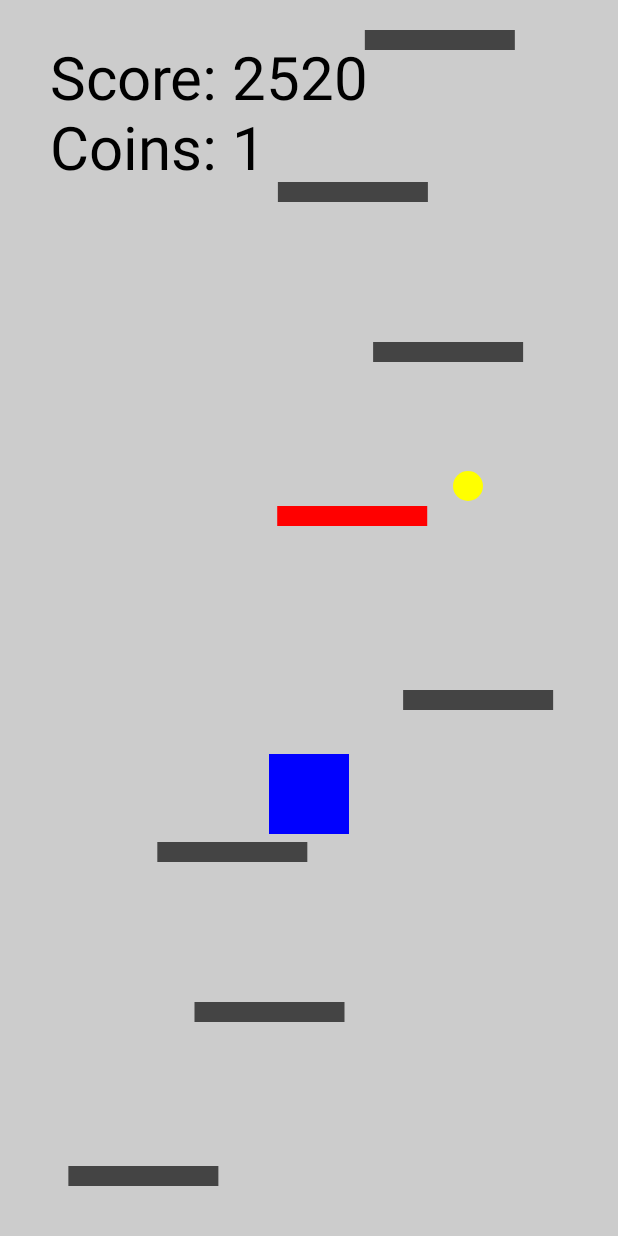
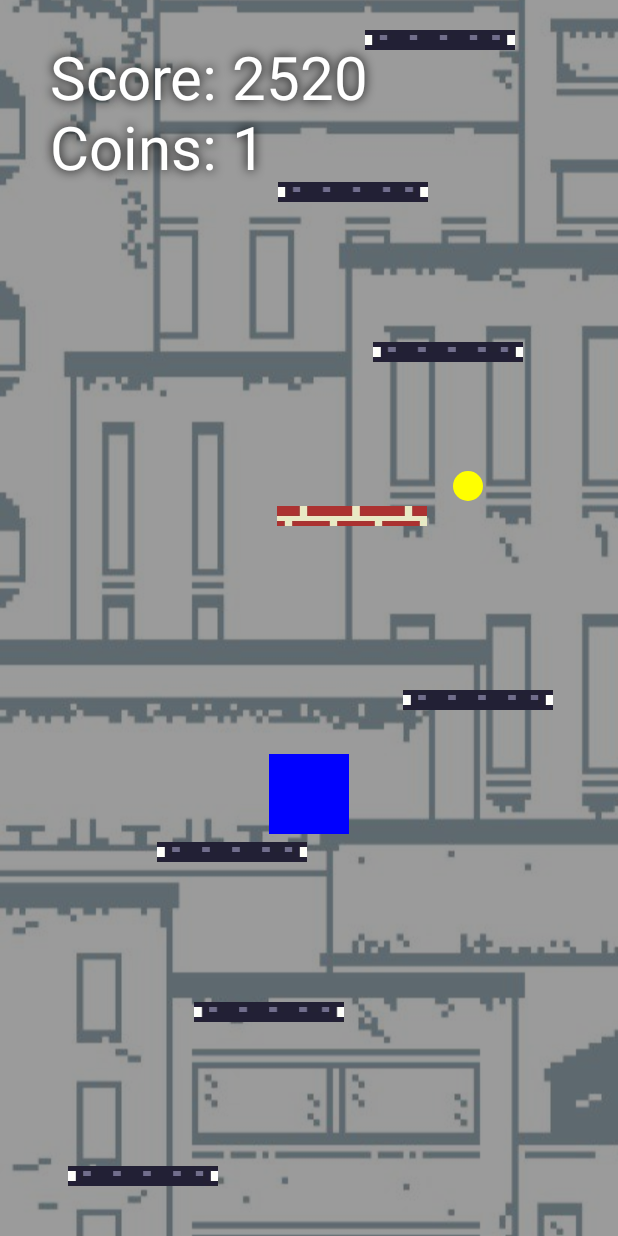
Before and after one commit to Shaqueel99/endlessrunner, an Android app built with Jetpack Compose: the MainActivity screen opened directly, with no data from a screen before it, on a phone screen of 412 x 824 dp. Run offline under Robolectric (Android 15) with nearby library versions, the phone set to English and light mode, and no system bars; our stand-ins replace Firebase (no records; nobody signed in at launch, a user with empty details on screens opened directly).

Commit message:
added new bg and platform art

```diff
--- a/app/src/main/java/com/example/endlessrunner/GameView.kt
+++ b/app/src/main/java/com/example/endlessrunner/GameView.kt
@@ -4,9 +4,12 @@ import android.content.Context
 import android.content.Context.MODE_PRIVATE
 import android.content.Intent
 import android.graphics.Bitmap
+import android.graphics.BitmapFactory
 import android.graphics.Canvas
 import android.graphics.Color
 import android.graphics.Paint
+import android.graphics.PorterDuff
+import android.graphics.PorterDuffColorFilter
 import android.hardware.Sensor
 import android.hardware.SensorEvent
 import android.hardware.SensorEventListener
@@ -19,23 +22,32 @@ import android.widget.Toast
 import com.bumptech.glide.Glide
 import com.google.firebase.firestore.FirebaseFirestore
 import kotlinx.coroutines.*
-
+import android.graphics.RectF
 class GameView @JvmOverloads constructor(
     context: Context, attrs: AttributeSet? = null, defStyle: Int = 0
 ) : View(context, attrs, defStyle), SensorEventListener {
 
     private val paint = Paint()
     private val textPaint = Paint().apply {
-        color = Color.BLACK
+        color = Color.WHITE
+        style = Paint.Style.FILL
+        isAntiAlias = true
         textSize = 60f
-        isAntiAlias = true
+        // Set shadow: radius, x-offset, y-offset, shadow color.
+        setShadowLayer(8f, 0f, 0f, Color.BLACK)
     }
     private var equippedSkinFromFirebase: String = "default"
     private var profileSkinBitmap: Bitmap? = null
+    private var backgroundOffset = 0f
+    private var backgroundBitmap: Bitmap? = null
+    private var platformBitmap: Bitmap? = null
+    private var movingPlatformBitmap: Bitmap? = null
+    private var breakablePlatformBitmap: Bitmap? = null
 
     // Physics body for the player.
     private lateinit var squareBody: PhysicsBody
     private var coinscollected = 0
+    private val platformRect = RectF()
 
     // Physics parameters.
     private val gravity = 2f
@@ -50,6 +62,9 @@ class GameView @JvmOverloads constructor(
 
     // Game loop coroutine.
     private var gameJob: Job? = null
+    val tintedPaint = Paint().apply {
+        colorFilter = PorterDuffColorFilter(Color.argb(100, 0, 0, 0), PorterDuff.Mode.DARKEN)
+    }
 
     // **Accelerometer Setup**
     private val sensorManager: SensorManager =
@@ -150,6 +165,8 @@ class GameView @JvmOverloads constructor(
             offset = scrollThreshold - squareBody.y
             squareBody.y = scrollThreshold
             score += offset
+            // Update background offset; using a multiplier (e.g., 0.5f) for a parallax effect
+            backgroundOffset += offset * 0.5f  // Adjust multiplier as needed for parallax effect.
         }
 
         platformManager?.update(offset, score)
@@ -234,16 +251,31 @@ class GameView @JvmOverloads constructor(
 
     override fun onDraw(canvas: Canvas) {
         super.onDraw(canvas)
-        canvas.drawColor(Color.LTGRAY)
 
+        backgroundBitmap?.let { bg ->
+            val bgHeight = bg.height.toFloat()
+            val yOffset = ((backgroundOffset % bgHeight) + bgHeight) % bgHeight
+
+            canvas.drawBitmap(bg, 0f, yOffset, tintedPaint)
+            if (yOffset > 0) {
+                canvas.drawBitmap(bg, 0f, yOffset - bgHeight, tintedPaint)
+            }
+        } ?: canvas.drawColor(Color.LTGRAY)
+
+        // Draw platforms using bitmaps.
         platformManager?.platforms?.forEach { platform ->
-            when {
-                platform.isBreakable -> paint.color = Color.RED
-                platform.isMoving -> paint.color = Color.rgb(34, 139, 34)
-                else -> paint.color = Color.DKGRAY
+            val bmp: Bitmap? = when {
+                platform.isBreakable -> breakablePlatformBitmap
+                platform.isMoving -> movingPlatformBitmap
+                else -> platformBitmap
             }
-            canvas.drawRect(platform.x, platform.y, platform.x + platform.width, platform.y + platform.height, paint)
+            bmp?.let {
+                // Reuse the preallocated RectF to avoid object allocations.
+                platformRect.set(platform.x, platform.y, platform.x + platform.width, platform.y + platform.height)
+                canvas.drawBitmap(it, null, platformRect, null)
+            }
         }
+
 
         paint.color = Color.YELLOW
         platformManager?.coins?.forEach { coin ->
@@ -261,8 +293,7 @@ class GameView @JvmOverloads constructor(
             "profile" -> {
                 if (profileSkinBitmap != null) {
                     profileSkinBitmap ?: createColorSquare(Color.MAGENTA, squareBody.width.toInt())
-                }
-                else {
+                } else {
                     createColorSquare(Color.MAGENTA, squareBody.width.toInt())
                 }
             }
@@ -272,8 +303,10 @@ class GameView @JvmOverloads constructor(
         // Draw player.
         canvas.drawBitmap(playerBitmap, squareBody.x, squareBody.y, paint)
         canvas.drawText("Score: ${score.toInt()}", 50f, 100f, textPaint)
-        canvas.drawText("Coins: ${coinscollected}", 50f, 170f, textPaint)
+        canvas.drawText("Coins: $coinscollected", 50f, 170f, textPaint)
     }
+
+
 
     // **Accelerometer: Update Tilt Control**
     override fun onSensorChanged(event: SensorEvent?) {
@@ -306,5 +339,12 @@ class GameView @JvmOverloads constructor(
         squareBody = PhysicsBody((w - 80f) / 2f, h - 180f, 80f, 80f, 0f, jumpVelocity)
         scrollThreshold = h / 3f
         platformManager = PlatformManager(w, h)
+
+        // Load the background image and scale it to the view's width if needed
+        backgroundBitmap = BitmapFactory.decodeResource(resources, R.drawable.bg1)
+        platformBitmap = BitmapFactory.decodeResource(resources, R.drawable.platform1)
+        movingPlatformBitmap = BitmapFactory.decodeResource(resources, R.drawable.movingplatform1)
+        breakablePlatformBitmap = BitmapFactory.decodeResource(resources, R.drawable.breakableplatform1)
     }
+
 }
--- a/app/src/main/res/layout/activity_store.xml
+++ b/app/src/main/res/layout/activity_store.xml
@@ -5,7 +5,9 @@
     android:id="@+id/storeLayout"
     android:layout_width="match_parent"
     android:layout_height="match_parent"
-    android:background="#000000"
+    android:background="@drawable/bg3"
+    android:backgroundTint="#9C050505"
+    android:backgroundTintMode="src_atop"
     android:padding="16dp">
 
     <!-- Coin count display at the top -->
```
Also changed, not shown: app/src/main/res/layout/activity_leaderboard.xml (+6 -4 lines), app/src/main/res/layout/activity_main_menu.xml (+6 -4 lines), app/src/main/res/layout/activity_profile.xml (+3 -4 lines), app/src/main/res/drawable/bg1.jpg (added), app/src/main/res/drawable/bg2.jpg (added), app/src/main/res/drawable/bg3.jpg (added), app/src/main/res/drawable/bg4.jpg (added), app/src/main/res/drawable/bg5.jpg (added), app/src/main/res/drawable/bg6.jpg (added), app/src/main/res/drawable/breakableplatform1.jpg (added), app/src/main/res/drawable/desertnight_0.png (deleted), app/src/main/res/drawable/desertnight_1.png (deleted), app/src/main/res/drawable/desertnight_2.png (deleted), app/src/main/res/drawable/desertnight_3.png (deleted), 4 more files.
